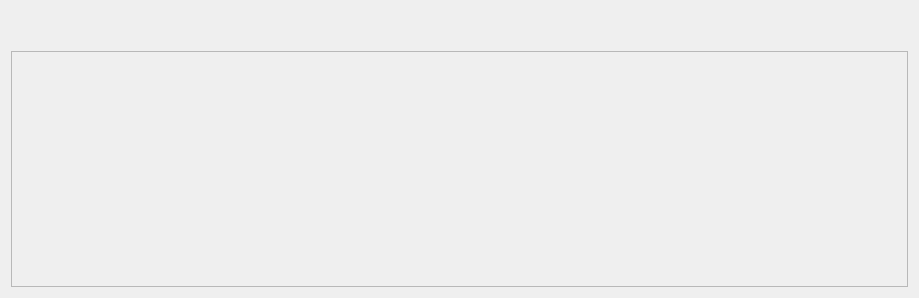
Above: src/qgis_stac/ui/item_assets_widget.ui from stac-utils/qgis-stac-plugin before the change. Below: the same form after it.
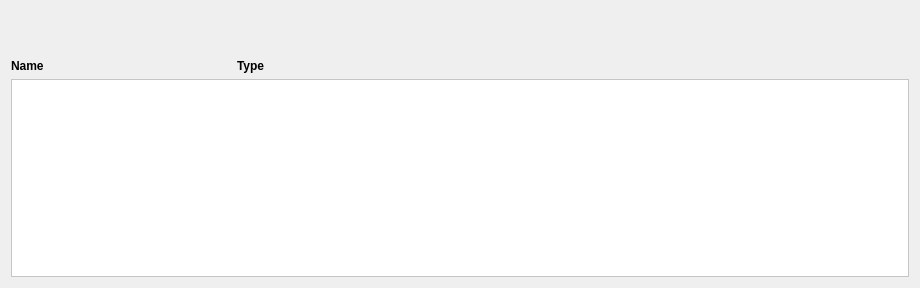
That is the form after the change.

Commit message: fix bug in accessing saved item assets

Patch:
```diff
--- a/src/qgis_stac/ui/item_assets_widget.ui
+++ b/src/qgis_stac/ui/item_assets_widget.ui
@@ -6,8 +6,8 @@
    <rect>
     <x>0</x>
     <y>0</y>
-    <width>919</width>
-    <height>298</height>
+    <width>920</width>
+    <height>288</height>
    </rect>
   </property>
   <property name="windowTitle">
@@ -25,28 +25,64 @@
     </widget>
    </item>
    <item>
-    <widget class="QFrame" name="frame">
-     <property name="frameShape">
-      <enum>QFrame::NoFrame</enum>
+    <spacer name="horizontalSpacer">
+     <property name="orientation">
+      <enum>Qt::Horizontal</enum>
      </property>
-     <property name="frameShadow">
-      <enum>QFrame::Raised</enum>
+     <property name="sizeHint" stdset="0">
+      <size>
+       <width>40</width>
+       <height>20</height>
+      </size>
      </property>
-     <layout class="QVBoxLayout" name="verticalLayout_4">
-      <property name="leftMargin">
-       <number>0</number>
-      </property>
-      <property name="topMargin">
-       <number>12</number>
-      </property>
-      <property name="rightMargin">
-       <number>0</number>
-      </property>
-      <property name="bottomMargin">
-       <number>0</number>
-      </property>
+    </spacer>
+   </item>
+   <item>
+    <layout class="QGridLayout" name="gridLayout">
+     <item row="0" column="1">
+      <widget class="QLabel" name="label_2">
+       <property name="styleSheet">
+        <string notr="true">font-weight:bold;</string>
+       </property>
+       <property name="text">
+        <string>Type</string>
+       </property>
+      </widget>
+     </item>
+     <item row="0" column="3">
+      <widget class="QLabel" name="label_6">
+       <property name="text">
+        <string/>
+       </property>
+      </widget>
+     </item>
+     <item row="0" column="2">
+      <widget class="QLabel" name="label_5">
+       <property name="text">
+        <string/>
+       </property>
+      </widget>
+     </item>
+     <item row="0" column="0">
+      <widget class="QLabel" name="label">
+       <property name="styleSheet">
+        <string notr="true">font-weight:bold;</string>
+       </property>
+       <property name="text">
+        <string>Name</string>
+       </property>
+      </widget>
+     </item>
+    </layout>
+   </item>
       <item>
        <widget class="QScrollArea" name="scroll_area">
+     <property name="autoFillBackground">
+      <bool>false</bool>
+     </property>
+     <property name="styleSheet">
+      <string notr="true">background:white;</string>
+     </property>
         <property name="frameShape">
          <enum>QFrame::StyledPanel</enum>
         </property>
@@ -58,14 +94,11 @@
           <rect>
            <x>0</x>
            <y>0</y>
-           <width>899</width>
-           <height>238</height>
+        <width>900</width>
+        <height>189</height>
           </rect>
          </property>
         </widget>
-       </widget>
-      </item>
-     </layout>
     </widget>
    </item>
   </layout>
```
Lines whose indentation alone changed are shown as unchanged. The commit also changes 3 other files.
